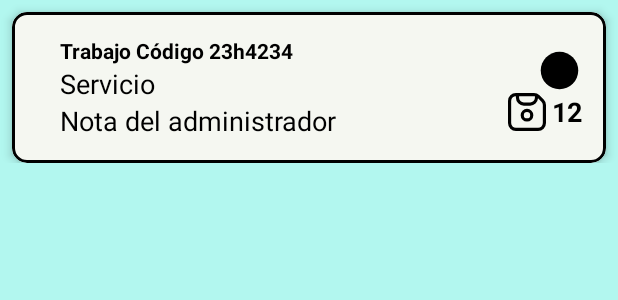
After one commit to snse-1205/CarWashRIDER-Android, an Android app: the layout list_item_details.xml on its own in the app's theme, with its tools: preview values and no code run, on a phone screen of 412 x 824 dp. The commit adds this screen. Shown: the top 300 px of the screen. Run offline under Robolectric (Android 15) with nearby library versions, the phone set to English and light mode, and no system bars.

Commit message:
Creacion de los detalles de los servicios

```diff
--- a/app/src/main/java/com/example/carwashdriver_android/Adapters/AdapterToDo.java
+++ b/app/src/main/java/com/example/carwashdriver_android/Adapters/AdapterToDo.java
@@ -61,6 +61,10 @@ public class AdapterToDo extends RecyclerView.Adapter<AdapterToDo.ViewHolder> {
                 holder.estado.setColorFilter(ContextCompat.getColor(holder.itemView.getContext(), R.color.colorErrorLight));
                 break;
         }
+
+        holder.cardItem.setOnClickListener(v -> {
+
+        });
     }
 
     /*
@@ -81,8 +85,6 @@ public class AdapterToDo extends RecyclerView.Adapter<AdapterToDo.ViewHolder> {
             super(itemView);
             titulo = itemView.findViewById(R.id.itemListTitulo);
             marca = itemView.findViewById(R.id.itemListMarca);
-            color = itemView.findViewById(R.id.itemListColor);
-            placa = itemView.findViewById(R.id.itemListPlaca);
             hora = itemView.findViewById(R.id.itemListHora);
             estado = itemView.findViewById(R.id.itemListEstado);
             icono = itemView.findViewById(R.id.itemListIcono);
--- /dev/null
+++ b/app/src/main/res/drawable/icon_multimedia_count.xml
@@ -0,0 +1,12 @@
+<vector xmlns:android="http://schemas.android.com/apk/res/android"
+    android:width="512dp"
+    android:height="512dp"
+    android:viewportWidth="24"
+    android:viewportHeight="24">
+  <path
+      android:fillColor="#FF000000"
+      android:pathData="M12,10a4,4 0,1 0,4 4A4,4 0,0 0,12 10ZM12,16a2,2 0,1 1,2 -2A2,2 0,0 1,12 16Z"/>
+  <path
+      android:fillColor="#FF000000"
+      android:pathData="M22.536,4.122 L19.878,1.464A4.966,4.966 0,0 0,16.343 0H5A5.006,5.006 0,0 0,0 5V19a5.006,5.006 0,0 0,5 5H19a5.006,5.006 0,0 0,5 -5V7.657A4.966,4.966 0,0 0,22.536 4.122ZM17,2.08V3a3,3 0,0 1,-3 3H10A3,3 0,0 1,7 3V2h9.343A2.953,2.953 0,0 1,17 2.08ZM22,19a3,3 0,0 1,-3 3H5a3,3 0,0 1,-3 -3V5A3,3 0,0 1,5 2V3a5.006,5.006 0,0 0,5 5h4a4.991,4.991 0,0 0,4.962 -4.624l2.16,2.16A3.02,3.02 0,0 1,22 7.657Z"/>
+</vector>
--- /dev/null
+++ b/app/src/main/res/layout/list_item_details.xml
@@ -0,0 +1,209 @@
+<?xml version="1.0" encoding="utf-8"?>
+<LinearLayout xmlns:android="http://schemas.android.com/apk/res/android"
+    xmlns:app="http://schemas.android.com/apk/res-auto"
+    android:layout_width="match_parent"
+    android:layout_height="wrap_content"
+    android:orientation="vertical">
+
+    <com.google.android.material.card.MaterialCardView
+        android:id="@+id/itemListCardItemButtons"
+        android:layout_width="match_parent"
+        android:layout_height="wrap_content"
+        android:layout_marginTop="8dp"
+        android:layout_marginStart="8dp"
+        android:layout_marginEnd="8dp"
+        android:clickable="true"
+        android:foreground="?attr/selectableItemBackground"
+        app:cardBackgroundColor="?attr/colorSurface"
+        app:cardCornerRadius="10dp"
+        app:cardElevation="4dp"
+        app:strokeColor="@color/black"
+        app:strokeWidth="2dp">
+
+        <LinearLayout
+            android:layout_width="match_parent"
+            android:layout_height="wrap_content"
+            android:orientation="vertical"
+            android:padding="16dp"
+            android:gravity="center_vertical">
+
+            <!-- Información principal -->
+            <LinearLayout
+                android:layout_width="match_parent"
+                android:layout_height="wrap_content"
+                android:orientation="horizontal"
+                android:paddingStart="16dp">
+
+                <LinearLayout
+                    android:layout_width="wrap_content"
+                    android:layout_height="wrap_content"
+                    android:orientation="vertical">
+                    <TextView
+                        android:id="@+id/textTitulo"
+                        android:layout_width="wrap_content"
+                        android:layout_height="wrap_content"
+                        android:text="Trabajo Código 23h4234"
+                        android:textColor="?attr/colorOnSurface"
+                        android:textSize="14sp"
+                        android:textStyle="bold" />
+
+                    <TextView
+                        android:id="@+id/textServicio"
+                        android:layout_width="wrap_content"
+                        android:layout_height="wrap_content"
+                        android:text="Servicio"
+                        android:textColor="?attr/colorOnSurface"
+                        android:textSize="18sp" />
+
+                    <TextView
+                        android:id="@+id/textNotaAdmin"
+                        android:layout_width="wrap_content"
+                        android:layout_height="wrap_content"
+                        android:text="Nota del administrador"
+                        android:textColor="?attr/colorOnSurface"
+                        android:textSize="18sp" />
+                </LinearLayout>
+
+                <LinearLayout
+                    android:layout_width="match_parent"
+                    android:layout_height="wrap_content"
+                    android:gravity="end"
+                    android:orientation="vertical"
+                    android:paddingTop="8dp">
+
+                    <ImageView
+                        android:id="@+id/imageEstado"
+                        android:layout_width="30dp"
+                        android:layout_height="30dp"
+                        android:src="@drawable/ic_estado"
+                        app:tint="?attr/colorOnSurface" />
+
+                    <LinearLayout
+                        android:layout_width="wrap_content"
+                        android:layout_height="wrap_content"
+                        android:orientation="horizontal">
+                        <ImageView
+                            android:id="@+id/imageIcono"
+                            android:layout_width="25dp"
+                            android:layout_height="25dp"
+                            android:src="@drawable/icon_multimedia_count"
+                            android:layout_marginEnd="4dp"
+                            app:tint="?attr/colorOnSurface" />
+
+                        <TextView
+                            android:id="@+id/textContador"
+                            android:layout_width="wrap_content"
+                            android:layout_height="wrap_content"
+                            android:text="12"
+                            android:textColor="?attr/colorOnSurface"
+                            android:textSize="18sp"
+                            android:textStyle="bold" />
+                    </LinearLayout>
+                </LinearLayout>
+
+            </LinearLayout>
+
+            <LinearLayout
+                android:id="@+id/groupButtons"
+                android:layout_width="match_parent"
+                android:layout_height="wrap_content"
+                android:orientation="horizontal"
+                android:paddingTop="8dp"
+                android:visibility="gone"
+                android:weightSum="3">
+
+                <!-- Botón Cancelar -->
+                <com.google.android.material.card.MaterialCardView
+                    android:id="@+id/buttonCancelar"
+                    android:layout_width="0dp"
+                    android:layout_height="wrap_content"
+                    android:layout_weight="1"
+                    android:layout_marginEnd="4dp"
+                    app:cardCornerRadius="10dp"
+                    app:cardElevation="4dp"
+                    app:cardBackgroundColor="?attr/colorSurface"
+                    android:foreground="?attr/selectableItemBackground">
+
+                    <LinearLayout
+                        android:layout_width="match_parent"
+                        android:layout_height="wrap_content"
+                        android:orientation="horizontal"
+                        android:padding="10dp"
+                        android:gravity="center">
+
+                        <TextView
+                            android:id="@+id/textCancelar"
+                            android:layout_width="wrap_content"
+                            android:layout_height="wrap_content"
+                            android:text="Cancelar"
+                            android:textColor="?attr/colorOnSurface"
+                            android:textSize="14sp"
+                            android:textStyle="bold" />
+                    </LinearLayout>
+                </com.google.android.material.card.MaterialCardView>
+
+                <!-- Botón Finalizar -->
+                <com.google.android.material.card.MaterialCardView
+                    android:id="@+id/buttonFinalizar"
+                    android:layout_width="0dp"
+                    android:layout_height="wrap_content"
+                    android:layout_weight="1"
+                    android:layout_marginEnd="4dp"
+                    app:cardCornerRadius="10dp"
+                    app:cardElevation="4dp"
+                    app:cardBackgroundColor="?attr/colorSurface"
+                    android:foreground="?attr/selectableItemBackground">
+
+                    <LinearLayout
+                        android:layout_width="match_parent"
+                        android:layout_height="wrap_content"
+                        android:orientation="horizontal"
+                        android:padding="10dp"
+                        android:gravity="center">
+
+                        <TextView
+                            android:id="@+id/textFinalizar"
+                            android:layout_width="wrap_content"
+                            android:layout_height="wrap_content"
+                            android:text="Finalizar"
+                            android:textColor="?attr/colorOnSurface"
+                            android:textSize="14sp"
+                            android:textStyle="bold" />
+                    </LinearLayout>
+                </com.google.android.material.card.MaterialCardView>
+
+                <!-- Botón Guardar Multimedia -->
+                <com.google.android.material.card.MaterialCardView
+                    android:id="@+id/buttonContador"
+                    android:layout_width="0dp"
+                    android:layout_height="wrap_content"
+                    android:layout_weight="1"
+                    app:cardCornerRadius="10dp"
+                    app:cardElevation="4dp"
+                    app:cardBackgroundColor="?attr/colorSurface"
+                    android:foreground="?attr/selectableItemBackground">
+
+                    <LinearLayout
+                        android:layout_width="match_parent"
+                        android:layout_height="wrap_content"
+                        android:orientation="horizontal"
+                        android:padding="10dp"
+                        android:gravity="center">
+
+                        <TextView
+                            android:id="@+id/textGuardar"
+                            android:layout_width="wrap_content"
+                            android:layout_height="wrap_content"
+                            android:text="Multimedia"
+                            android:textColor="?attr/colorOnSurface"
+                            android:textSize="14sp"
+                            android:textStyle="bold"
+                            android:layout_marginEnd="4dp" />
+
+                    </LinearLayout>
+                </com.google.android.material.card.MaterialCardView>
+
+            </LinearLayout>
+        </LinearLayout>
+    </com.google.android.material.card.MaterialCardView>
+</LinearLayout>
```
Also changed, not shown: app/src/main/AndroidManifest.xml (+5 -3 lines), app/src/main/java/com/example/carwashdriver_android/Activities/DetallesTrabajo.java (added, +52 -0 lines), app/src/main/java/com/example/carwashdriver_android/Adapters/AdapterDetails.java (added, +92 -0 lines), app/src/main/java/com/example/carwashdriver_android/Models/DetailsModel.java (added, +68 -0 lines), app/src/main/res/drawable/icon_info.xml (added, +15 -0 lines), app/src/main/res/drawable/icon_map_location_track.xml (added, +9 -0 lines), app/src/main/res/drawable/icon_play.xml (added, +9 -0 lines), app/src/main/res/layout/activity_detalles_trabajo.xml (added, +172 -0 lines), app/src/main/res/layout/list_item_to_do.xml (+1 -16 lines).
